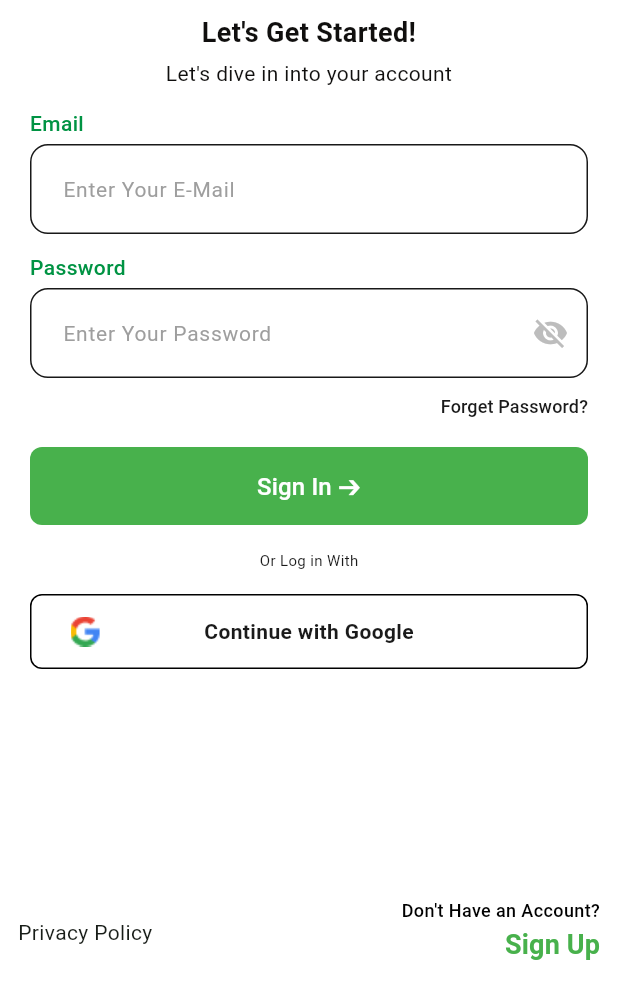
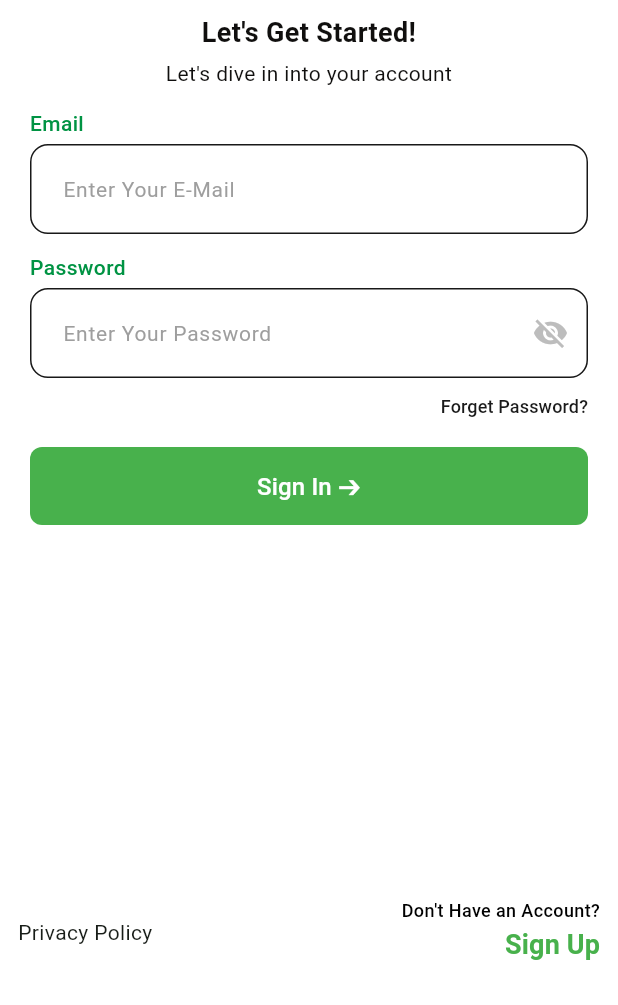
Before and after one commit to NahidAlamRahat/sierrahilbun-project, a Flutter app: the screen it shows after launch, on a phone screen of 412 x 824 dp, the part 231-1236 px from its top. Run offline on Flutter 3.47's test engine with Material 3 defaults, Android fonts, the phone set to English and light mode, and no system bars; our stand-ins replace cached_network_image, device_preview, dio, flutter_cache_manager, flutter_svg, get and 5 more; Roboto replaces fonts that are missing (Poppins).

Commit message:
remove google login

```diff
--- a/lib/screens/auth/sign_in_screen/sign_in_screen.dart
+++ b/lib/screens/auth/sign_in_screen/sign_in_screen.dart
@@ -166,12 +166,12 @@ class SignInScreen extends StatelessWidget {
                       color: AppColors.grey300,
                     ),
                     const SpaceWidget(spaceWidth: 8),
-                    const TextWidget(
-                      text: AppStrings.orLogInWith,
-                      fontColor: AppColors.grey700,
-                      fontSize: 10,
-                      fontWeight: FontWeight.w400,
-                    ),
+                    // const TextWidget(
+                    //   text: AppStrings.orLogInWith,
+                    //   fontColor: AppColors.grey700,
+                    //   fontSize: 10,
+                    //   fontWeight: FontWeight.w400,
+                    // ),
                     const SpaceWidget(spaceWidth: 8),
                     Container(
                       height: AppSize.height(value: 1),
@@ -181,13 +181,13 @@ class SignInScreen extends StatelessWidget {
                   ],
                 ),
                 const SpaceWidget(spaceHeight: 16),
-                SocialLoginWidget(
-                  imagePath: AppImagePath.googleIcon,
-                  text: "Continue with Google",
-                  onTap: () {
-                    // TODO: Implement Google Sign In
-                  },
-                ),
+                // SocialLoginWidget(
+                //   imagePath: AppImagePath.googleIcon,
+                //   text: "Continue with Google",
+                //   onTap: () {
+                //     // TODO: Implement Google Sign In
+                //   },
+                // ),
               ],
             ),
           ),
```
Also changed, not shown: lib/screens/auth/sign_up_screen/sign_up_screen.dart (+7 -7 lines).
